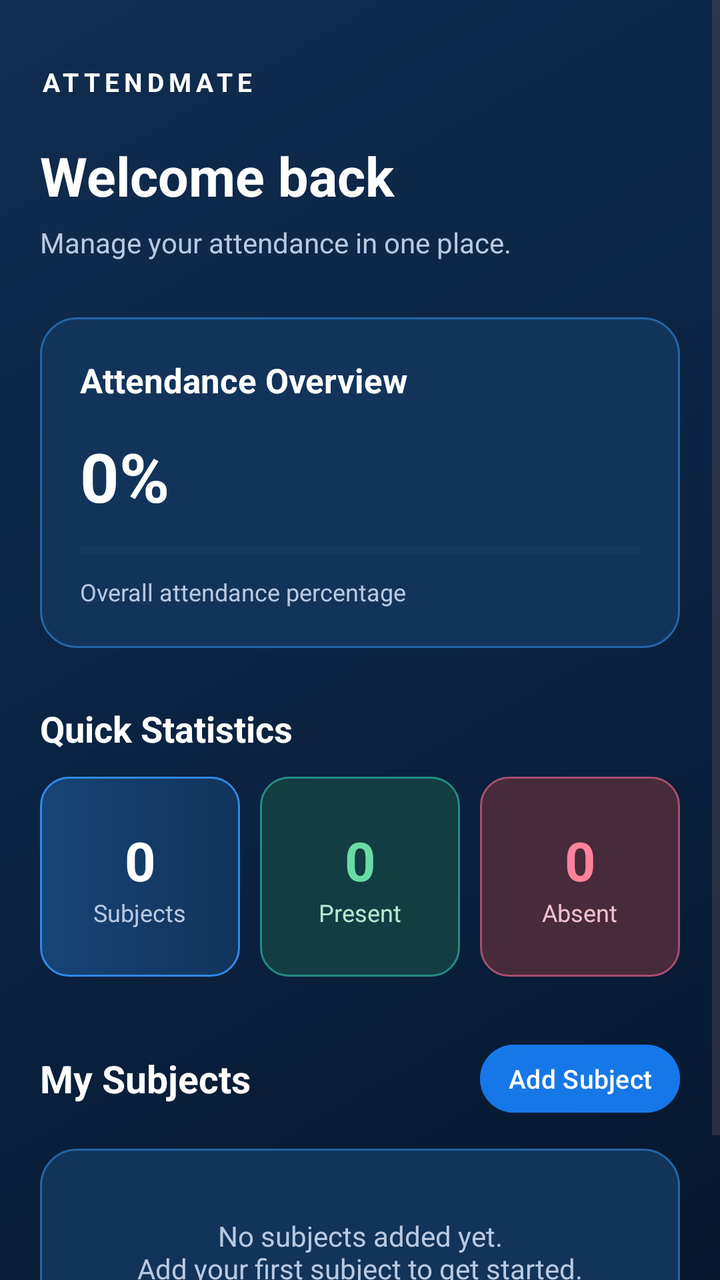
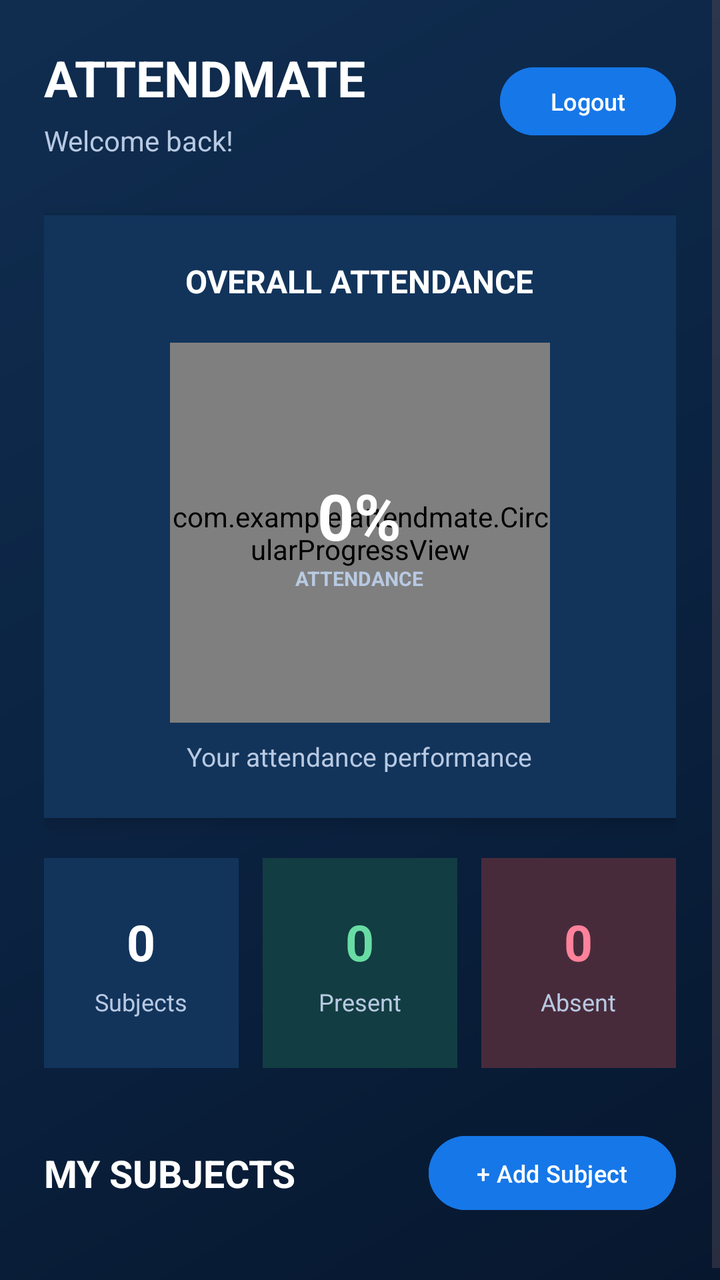

Screens rendered from an Android XML layout before and after an edit, with the pre-edit source and the edit as a unified diff.
<!-- AndroidManifest.xml: application theme Theme.AttendMate -->
<!-- res/layout/activity_main.xml -->
<?xml version="1.0" encoding="utf-8"?>
<ScrollView xmlns:android="http://schemas.android.com/apk/res/android"
    android:id="@+id/main"
    android:layout_width="match_parent"
    android:layout_height="match_parent"
    android:background="@drawable/bg_dashboard"
    android:fillViewport="true"
    android:fitsSystemWindows="true">

    <LinearLayout
        android:layout_width="match_parent"
        android:layout_height="wrap_content"
        android:orientation="vertical"
        android:padding="20dp">

        <TextView
            android:layout_width="match_parent"
            android:layout_height="wrap_content"
            android:text="ATTENDMATE"
            android:textColor="#FFFFFF"
            android:textSize="13sp"
            android:textStyle="bold"
            android:letterSpacing="0.18"
            android:layout_marginTop="12dp" />

        <TextView
            android:layout_width="match_parent"
            android:layout_height="wrap_content"
            android:text="Welcome back"
            android:textColor="#FFFFFF"
            android:textSize="27sp"
            android:textStyle="bold"
            android:layout_marginTop="20dp" />

        <TextView
            android:layout_width="match_parent"
            android:layout_height="wrap_content"
            android:text="Manage your attendance in one place."
            android:textColor="#B8C9E2"
            android:textSize="14sp"
            android:layout_marginTop="6dp" />

        <LinearLayout
            android:layout_width="match_parent"
            android:layout_height="wrap_content"
            android:orientation="vertical"
            android:background="@drawable/bg_card_white"
            android:padding="20dp"
            android:layout_marginTop="28dp">

            <TextView
                android:layout_width="match_parent"
                android:layout_height="wrap_content"
                android:text="Attendance Overview"
                android:textColor="#FFFFFF"
                android:textSize="17sp"
                android:textStyle="bold" />

            <TextView
                android:id="@+id/txtPercentage"
                android:layout_width="match_parent"
                android:layout_height="wrap_content"
                android:text="0%"
                android:textColor="#FFFFFF"
                android:textSize="34sp"
                android:textStyle="bold"
                android:layout_marginTop="14dp" />

            <ProgressBar
                android:id="@+id/attendanceProgress"
                style="?android:attr/progressBarStyleHorizontal"
                android:layout_width="match_parent"
                android:layout_height="8dp"
                android:max="100"
                android:progress="0"
                android:progressTint="#39A5FF"
                android:progressBackgroundTint="#294563"
                android:layout_marginTop="10dp" />

            <TextView
                android:layout_width="match_parent"
                android:layout_height="wrap_content"
                android:text="Overall attendance percentage"
                android:textColor="#B8C9E2"
                android:textSize="12sp"
                android:layout_marginTop="9dp" />
        </LinearLayout>

        <TextView
            android:layout_width="match_parent"
            android:layout_height="wrap_content"
            android:text="Quick Statistics"
            android:textColor="#FFFFFF"
            android:textSize="18sp"
            android:textStyle="bold"
            android:layout_marginTop="28dp"
            android:layout_marginBottom="12dp" />

        <LinearLayout
            android:layout_width="match_parent"
            android:layout_height="wrap_content"
            android:orientation="horizontal">

            <LinearLayout
                android:layout_width="0dp"
                android:layout_height="100dp"
                android:layout_weight="1"
                android:orientation="vertical"
                android:gravity="center"
                android:background="@drawable/bg_subject_card"
                android:padding="10dp">

                <TextView
                    android:id="@+id/txtSubjects"
                    android:layout_width="wrap_content"
                    android:layout_height="wrap_content"
                    android:text="0"
                    android:textColor="#FFFFFF"
                    android:textSize="27sp"
                    android:textStyle="bold" />

                <TextView
                    android:layout_width="wrap_content"
                    android:layout_height="wrap_content"
                    android:text="Subjects"
                    android:textColor="#B8C9E2"
                    android:textSize="12sp" />
            </LinearLayout>

            <View
                android:layout_width="10dp"
                android:layout_height="1dp" />

            <LinearLayout
                android:layout_width="0dp"
                android:layout_height="100dp"
                android:layout_weight="1"
                android:orientation="vertical"
                android:gravity="center"
                android:background="@drawable/bg_present_card"
                android:padding="10dp">

                <TextView
                    android:id="@+id/txtPresent"
                    android:layout_width="wrap_content"
                    android:layout_height="wrap_content"
                    android:text="0"
                    android:textColor="#69DCA4"
                    android:textSize="27sp"
                    android:textStyle="bold" />

                <TextView
                    android:layout_width="wrap_content"
                    android:layout_height="wrap_content"
                    android:text="Present"
                    android:textColor="#B8E8D0"
                    android:textSize="12sp" />
            </LinearLayout>

            <View
                android:layout_width="10dp"
                android:layout_height="1dp" />

            <LinearLayout
                android:layout_width="0dp"
                android:layout_height="100dp"
                android:layout_weight="1"
                android:orientation="vertical"
                android:gravity="center"
                android:background="@drawable/bg_absent_card"
                android:padding="10dp">

                <TextView
                    android:id="@+id/txtAbsent"
                    android:layout_width="wrap_content"
                    android:layout_height="wrap_content"
                    android:text="0"
                    android:textColor="#FF829B"
                    android:textSize="27sp"
                    android:textStyle="bold" />

                <TextView
                    android:layout_width="wrap_content"
                    android:layout_height="wrap_content"
                    android:text="Absent"
                    android:textColor="#F2C0CD"
                    android:textSize="12sp" />
            </LinearLayout>
        </LinearLayout>

        <LinearLayout
            android:layout_width="match_parent"
            android:layout_height="wrap_content"
            android:orientation="horizontal"
            android:gravity="center_vertical"
            android:layout_marginTop="30dp">

            <TextView
                android:layout_width="0dp"
                android:layout_height="wrap_content"
                android:layout_weight="1"
                android:text="My Subjects"
                android:textColor="#FFFFFF"
                android:textSize="19sp"
                android:textStyle="bold" />

            <Button
                android:id="@+id/btnAddSubject"
                android:layout_width="wrap_content"
                android:layout_height="42dp"
                android:text="Add Subject"
                android:textAllCaps="false"
                android:textColor="#FFFFFF"
                android:textSize="13sp"
                android:backgroundTint="#1677E8"
                android:paddingStart="14dp"
                android:paddingEnd="14dp" />
        </LinearLayout>

        <LinearLayout
            android:id="@+id/subjectListContainer"
            android:layout_width="match_parent"
            android:layout_height="wrap_content"
            android:orientation="vertical"
            android:background="@drawable/bg_card_white"
            android:padding="16dp"
            android:layout_marginTop="14dp">

            <TextView
                android:layout_width="match_parent"
                android:layout_height="wrap_content"
                android:text="No subjects added yet.\nAdd your first subject to get started."
                android:textColor="#B8C9E2"
                android:textSize="14sp"
                android:gravity="center"
                android:padding="18dp" />
        </LinearLayout>

        <View
            android:layout_width="match_parent"
            android:layout_height="24dp" />

    </LinearLayout>
</ScrollView>
<!-- resources referenced by this layout -->
<resources>
  <!-- drawable bg_absent_card (drawable) -->
  <?xml version="1.0" encoding="utf-8"?>
  <shape xmlns:android="http://schemas.android.com/apk/res/android">
      <solid android:color="#482B3B" />
      <corners android:radius="14dp" />
      <stroke
          android:width="1dp"
          android:color="#A94E70" />
  </shape>
  <!-- drawable bg_card_white (drawable) -->
  <?xml version="1.0" encoding="utf-8"?>
  <shape xmlns:android="http://schemas.android.com/apk/res/android">
      <solid android:color="#12345B" />
      <corners android:radius="18dp" />
      <stroke
          android:width="1dp"
          android:color="#2466A8" />
  </shape>
  <!-- drawable bg_dashboard (drawable) -->
  <?xml version="1.0" encoding="utf-8"?>
  <shape xmlns:android="http://schemas.android.com/apk/res/android">
      <gradient
          android:startColor="#07172E"
          android:centerColor="#0B2342"
          android:endColor="#102D50"
          android:angle="135" />
  </shape>
  <!-- drawable bg_present_card (drawable) -->
  <?xml version="1.0" encoding="utf-8"?>
  <shape xmlns:android="http://schemas.android.com/apk/res/android">
      <solid android:color="#123D42" />
      <corners android:radius="14dp" />
      <stroke
          android:width="1dp"
          android:color="#238C83" />
  </shape>
  <!-- drawable bg_subject_card (drawable) -->
  <?xml version="1.0" encoding="utf-8"?>
  <shape xmlns:android="http://schemas.android.com/apk/res/android">
      <gradient
          android:startColor="#174477"
          android:endColor="#12345B"
          android:angle="0" />
      <corners android:radius="14dp" />
      <stroke
          android:width="1dp"
          android:color="#3189E8" />
  </shape>
  <style name="Theme.AttendMate" parent="Base.Theme.AttendMate" />
  <style name="Base.Theme.AttendMate" parent="Theme.Material3.DayNight.NoActionBar">
          
          
      </style>
</resources>

<!-- the commit's change to res/layout/activity_main.xml (unified diff, before → after) -->
@@ -1,113 +1,138 @@
 <?xml version="1.0" encoding="utf-8"?>
 <ScrollView xmlns:android="http://schemas.android.com/apk/res/android"
-    android:id="@+id/main"
     android:layout_width="match_parent"
     android:layout_height="match_parent"
     android:background="@drawable/bg_dashboard"
-    android:fillViewport="true"
-    android:fitsSystemWindows="true">
+    android:fillViewport="true">
 
     <LinearLayout
         android:layout_width="match_parent"
         android:layout_height="wrap_content"
         android:orientation="vertical"
-        android:padding="20dp">
-
-        <TextView
-            android:layout_width="match_parent"
-            android:layout_height="wrap_content"
-            android:text="ATTENDMATE"
-            android:textColor="#FFFFFF"
-            android:textSize="13sp"
-            android:textStyle="bold"
-            android:letterSpacing="0.18"
-            android:layout_marginTop="12dp" />
-
-        <TextView
-            android:layout_width="match_parent"
-            android:layout_height="wrap_content"
-            android:text="Welcome back"
-            android:textColor="#FFFFFF"
-            android:textSize="27sp"
-            android:textStyle="bold"
-            android:layout_marginTop="20dp" />
-
-        <TextView
-            android:layout_width="match_parent"
-            android:layout_height="wrap_content"
-            android:text="Manage your attendance in one place."
-            android:textColor="#B8C9E2"
-            android:textSize="14sp"
-            android:layout_marginTop="6dp" />
-
-        <LinearLayout
-            android:layout_width="match_parent"
-            android:layout_height="wrap_content"
+        android:padding="22dp">
+
+        
+        <LinearLayout
+            android:layout_width="match_parent"
+            android:layout_height="wrap_content"
+            android:gravity="center_vertical"
+            android:orientation="horizontal">
+
+            <LinearLayout
+                android:layout_width="0dp"
+                android:layout_height="wrap_content"
+                android:layout_weight="1"
+                android:orientation="vertical">
+
+                <TextView
+                    android:layout_width="wrap_content"
+                    android:layout_height="wrap_content"
+                    android:text="ATTENDMATE"
+                    android:textColor="#FFFFFF"
+                    android:textSize="25sp"
+                    android:textStyle="bold" />
+
+                <TextView
+                    android:layout_width="wrap_content"
+                    android:layout_height="wrap_content"
+                    android:layout_marginTop="5dp"
+                    android:text="Welcome back!"
+                    android:textColor="#B8C9E2"
+                    android:textSize="14sp" />
+            </LinearLayout>
+
+            <Button
+                android:id="@+id/btnLogout"
+                android:layout_width="wrap_content"
+                android:layout_height="42dp"
+                android:backgroundTint="#1677E8"
+                android:text="Logout"
+                android:textColor="#FFFFFF"
+                android:textSize="12sp" />
+        </LinearLayout>
+
+        
+        <LinearLayout
+            android:layout_width="match_parent"
+            android:layout_height="wrap_content"
+            android:layout_marginTop="28dp"
+            android:background="#12345B"
+            android:elevation="5dp"
+            android:gravity="center"
             android:orientation="vertical"
-            android:background="@drawable/bg_card_white"
-            android:padding="20dp"
-            android:layout_marginTop="28dp">
+            android:padding="22dp">
 
             <TextView
-                android:layout_width="match_parent"
-                android:layout_height="wrap_content"
-                android:text="Attendance Overview"
-                android:textColor="#FFFFFF"
-                android:textSize="17sp"
+                android:layout_width="wrap_content"
+                android:layout_height="wrap_content"
+                android:text="OVERALL ATTENDANCE"
+                android:textColor="#FFFFFF"
+                android:textSize="16sp"
                 android:textStyle="bold" />
 
+            <FrameLayout
+                android:layout_width="190dp"
+                android:layout_height="190dp"
+                android:layout_marginTop="20dp">
+
+                <com.example.attendmate.CircularProgressView
+                    android:id="@+id/attendanceCircularProgress"
+                    android:layout_width="match_parent"
+                    android:layout_height="match_parent" />
+
+                <LinearLayout
+                    android:layout_width="wrap_content"
+                    android:layout_height="wrap_content"
+                    android:layout_gravity="center"
+                    android:gravity="center"
+                    android:orientation="vertical">
+
+                    <TextView
+                        android:id="@+id/txtPercentage"
+                        android:layout_width="wrap_content"
+                        android:layout_height="wrap_content"
+                        android:text="0%"
+                        android:textColor="#FFFFFF"
+                        android:textSize="32sp"
+                        android:textStyle="bold" />
+
+                    <TextView
+                        android:layout_width="wrap_content"
+                        android:layout_height="wrap_content"
+                        android:layout_marginTop="3dp"
+                        android:text="ATTENDANCE"
+                        android:textColor="#B8C9E2"
+                        android:textSize="10sp"
+                        android:textStyle="bold" />
+
+                </LinearLayout>
+            </FrameLayout>
+
             <TextView
-                android:id="@+id/txtPercentage"
-                android:layout_width="match_parent"
-                android:layout_height="wrap_content"
-                android:text="0%"
-                android:textColor="#FFFFFF"
-                android:textSize="34sp"
-                android:textStyle="bold"
-                android:layout_marginTop="14dp" />
-
-            <ProgressBar
-                android:id="@+id/attendanceProgress"
-                style="?android:attr/progressBarStyleHorizontal"
-                android:layout_width="match_parent"
-                android:layout_height="8dp"
-                android:max="100"
-                android:progress="0"
-                android:progressTint="#39A5FF"
-                android:progressBackgroundTint="#294563"
-                android:layout_marginTop="10dp" />
-
-            <TextView
-                android:layout_width="match_parent"
-                android:layout_height="wrap_content"
-                android:text="Overall attendance percentage"
+                android:layout_width="wrap_content"
+                android:layout_height="wrap_content"
+                android:layout_marginTop="8dp"
+                android:text="Your attendance performance"
                 android:textColor="#B8C9E2"
-                android:textSize="12sp"
-                android:layout_marginTop="9dp" />
-        </LinearLayout>
-
-        <TextView
-            android:layout_width="match_parent"
-            android:layout_height="wrap_content"
-            android:text="Quick Statistics"
-            android:textColor="#FFFFFF"
-            android:textSize="18sp"
-            android:textStyle="bold"
-            android:layout_marginTop="28dp"
-            android:layout_marginBottom="12dp" />
-
-        <LinearLayout
-            android:layout_width="match_parent"
-            android:layout_height="wrap_content"
+                android:textSize="13sp" />
+        </LinearLayout>
+
+        
+        <LinearLayout
+            android:layout_width="match_parent"
+            android:layout_height="wrap_content"
+            android:layout_marginTop="20dp"
             android:orientation="horizontal">
 
-            <LinearLayout
-                android:layout_width="0dp"
-                android:layout_height="100dp"
-                android:layout_weight="1"
+            
+            <LinearLayout
+                android:layout_width="0dp"
+                android:layout_height="105dp"
+                android:layout_marginEnd="6dp"
+                android:layout_weight="1"
+                android:background="#12345B"
+                android:gravity="center"
                 android:orientation="vertical"
-                android:gravity="center"
-                android:background="@drawable/bg_subject_card"
                 android:padding="10dp">
 
                 <TextView
@@ -116,28 +141,27 @@
                     android:layout_height="wrap_content"
                     android:text="0"
                     android:textColor="#FFFFFF"
-                    android:textSize="27sp"
-                    android:textStyle="bold" />
-
-                <TextView
-                    android:layout_width="wrap_content"
-                    android:layout_height="wrap_content"
+                    android:textSize="25sp"
+                    android:textStyle="bold" />
+
+                <TextView
+                    android:layout_width="wrap_content"
+                    android:layout_height="wrap_content"
+                    android:layout_marginTop="5dp"
                     android:text="Subjects"
                     android:textColor="#B8C9E2"
                     android:textSize="12sp" />
             </LinearLayout>
 
-            <View
-                android:layout_width="10dp"
-                android:layout_height="1dp" />
-
-            <LinearLayout
-                android:layout_width="0dp"
-                android:layout_height="100dp"
-                android:layout_weight="1"
+            
+            <LinearLayout
+                android:layout_width="0dp"
+                android:layout_height="105dp"
+                android:layout_marginHorizontal="6dp"
+                android:layout_weight="1"
+                android:background="#123D42"
+                android:gravity="center"
                 android:orientation="vertical"
-                android:gravity="center"
-                android:background="@drawable/bg_present_card"
                 android:padding="10dp">
 
                 <TextView
@@ -146,28 +170,27 @@
                     android:layout_height="wrap_content"
                     android:text="0"
                     android:textColor="#69DCA4"
-                    android:textSize="27sp"
-                    android:textStyle="bold" />
-
-                <TextView
-                    android:layout_width="wrap_content"
-                    android:layout_height="wrap_content"
+                    android:textSize="25sp"
+                    android:textStyle="bold" />
+
+                <TextView
+                    android:layout_width="wrap_content"
+                    android:layout_height="wrap_content"
+                    android:layout_marginTop="5dp"
                     android:text="Present"
-                    android:textColor="#B8E8D0"
+                    android:textColor="#B8C9E2"
                     android:textSize="12sp" />
             </LinearLayout>
 
-            <View
-                android:layout_width="10dp"
-                android:layout_height="1dp" />
-
-            <LinearLayout
-                android:layout_width="0dp"
-                android:layout_height="100dp"
-                android:layout_weight="1"
+            
+            <LinearLayout
+                android:layout_width="0dp"
+                android:layout_height="105dp"
+                android:layout_marginStart="6dp"
+                android:layout_weight="1"
+                android:background="#482B3B"
+                android:gravity="center"
                 android:orientation="vertical"
-                android:gravity="center"
-                android:background="@drawable/bg_absent_card"
                 android:padding="10dp">
 
                 <TextView
@@ -176,30 +199,32 @@
                     android:layout_height="wrap_content"
                     android:text="0"
                     android:textColor="#FF829B"
-                    android:textSize="27sp"
-                    android:textStyle="bold" />
-
-                <TextView
-                    android:layout_width="wrap_content"
-                    android:layout_height="wrap_content"
+                    android:textSize="25sp"
+                    android:textStyle="bold" />
+
+                <TextView
+                    android:layout_width="wrap_content"
+                    android:layout_height="wrap_content"
+                    android:layout_marginTop="5dp"
                     android:text="Absent"
-                    android:textColor="#F2C0CD"
+                    android:textColor="#B8C9E2"
                     android:textSize="12sp" />
             </LinearLayout>
         </LinearLayout>
 
-        <LinearLayout
-            android:layout_width="match_parent"
-            android:layout_height="wrap_content"
-            android:orientation="horizontal"
+        
+        <LinearLayout
+            android:layout_width="match_parent"
+            android:layout_height="wrap_content"
+            android:layout_marginTop="30dp"
             android:gravity="center_vertical"
-            android:layout_marginTop="30dp">
+            android:orientation="horizontal">
 
             <TextView
                 android:layout_width="0dp"
                 android:layout_height="wrap_content"
                 android:layout_weight="1"
-                android:text="My Subjects"
+                android:text="MY SUBJECTS"
                 android:textColor="#FFFFFF"
                 android:textSize="19sp"
                 android:textStyle="bold" />
@@ -207,38 +232,20 @@
             <Button
                 android:id="@+id/btnAddSubject"
                 android:layout_width="wrap_content"
-                android:layout_height="42dp"
-                android:text="Add Subject"
-                android:textAllCaps="false"
-                android:textColor="#FFFFFF"
-                android:textSize="13sp"
+                android:layout_height="45dp"
                 android:backgroundTint="#1677E8"
-                android:paddingStart="14dp"
-                android:paddingEnd="14dp" />
-        </LinearLayout>
-
+                android:text="+ Add Subject"
+                android:textColor="#FFFFFF"
+                android:textSize="12sp" />
+        </LinearLayout>
+
+        
         <LinearLayout
             android:id="@+id/subjectListContainer"
             android:layout_width="match_parent"
             android:layout_height="wrap_content"
-            android:orientation="vertical"
-            android:background="@drawable/bg_card_white"
-            android:padding="16dp"
-            android:layout_marginTop="14dp">
-
-            <TextView
-                android:layout_width="match_parent"
-                android:layout_height="wrap_content"
-                android:text="No subjects added yet.\nAdd your first subject to get started."
-                android:textColor="#B8C9E2"
-                android:textSize="14sp"
-                android:gravity="center"
-                android:padding="18dp" />
-        </LinearLayout>
-
-        <View
-            android:layout_width="match_parent"
-            android:layout_height="24dp" />
+            android:layout_marginTop="15dp"
+            android:orientation="vertical" />
 
     </LinearLayout>
 </ScrollView>
<!-- resource entries referenced after the edit -->
@@ -1,23 +1,5 @@
 <!-- resources referenced by this layout -->
 <resources>
-  <!-- drawable bg_absent_card (drawable) -->
-  <?xml version="1.0" encoding="utf-8"?>
-  <shape xmlns:android="http://schemas.android.com/apk/res/android">
-      <solid android:color="#482B3B" />
-      <corners android:radius="14dp" />
-      <stroke
-          android:width="1dp"
-          android:color="#A94E70" />
-  </shape>
-  <!-- drawable bg_card_white (drawable) -->
-  <?xml version="1.0" encoding="utf-8"?>
-  <shape xmlns:android="http://schemas.android.com/apk/res/android">
-      <solid android:color="#12345B" />
-      <corners android:radius="18dp" />
-      <stroke
-          android:width="1dp"
-          android:color="#2466A8" />
-  </shape>
   <!-- drawable bg_dashboard (drawable) -->
   <?xml version="1.0" encoding="utf-8"?>
   <shape xmlns:android="http://schemas.android.com/apk/res/android">
@@ -27,27 +9,6 @@
           android:endColor="#102D50"
           android:angle="135" />
   </shape>
-  <!-- drawable bg_present_card (drawable) -->
-  <?xml version="1.0" encoding="utf-8"?>
-  <shape xmlns:android="http://schemas.android.com/apk/res/android">
-      <solid android:color="#123D42" />
-      <corners android:radius="14dp" />
-      <stroke
-          android:width="1dp"
-          android:color="#238C83" />
-  </shape>
-  <!-- drawable bg_subject_card (drawable) -->
-  <?xml version="1.0" encoding="utf-8"?>
-  <shape xmlns:android="http://schemas.android.com/apk/res/android">
-      <gradient
-          android:startColor="#174477"
-          android:endColor="#12345B"
-          android:angle="0" />
-      <corners android:radius="14dp" />
-      <stroke
-          android:width="1dp"
-          android:color="#3189E8" />
-  </shape>
   <style name="Theme.AttendMate" parent="Base.Theme.AttendMate" />
   <style name="Base.Theme.AttendMate" parent="Theme.Material3.DayNight.NoActionBar">
           
